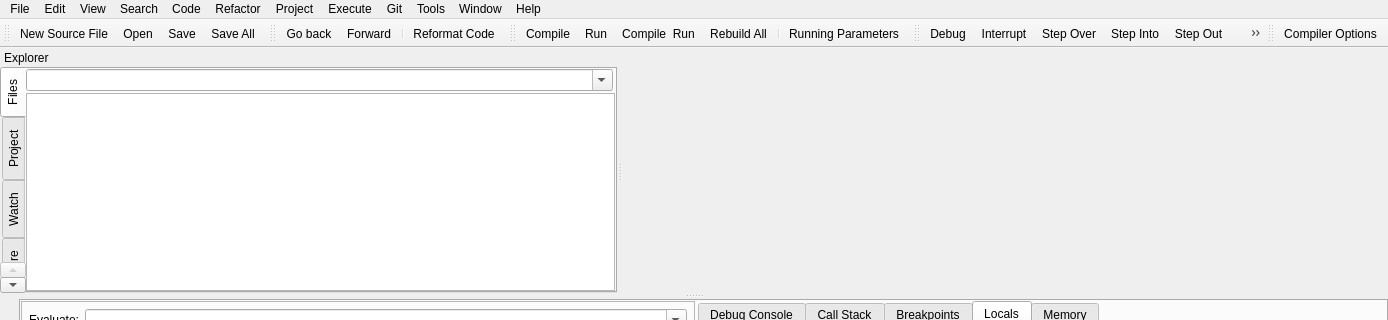
Above: RedPandaIDE/mainwindow.ui from royqh1979/RedPanda-CPP before the change; both pictures show x 0 to 1388 and y 0 to 320 of the 1388 by 619 pixel window. Below: the same form after it.
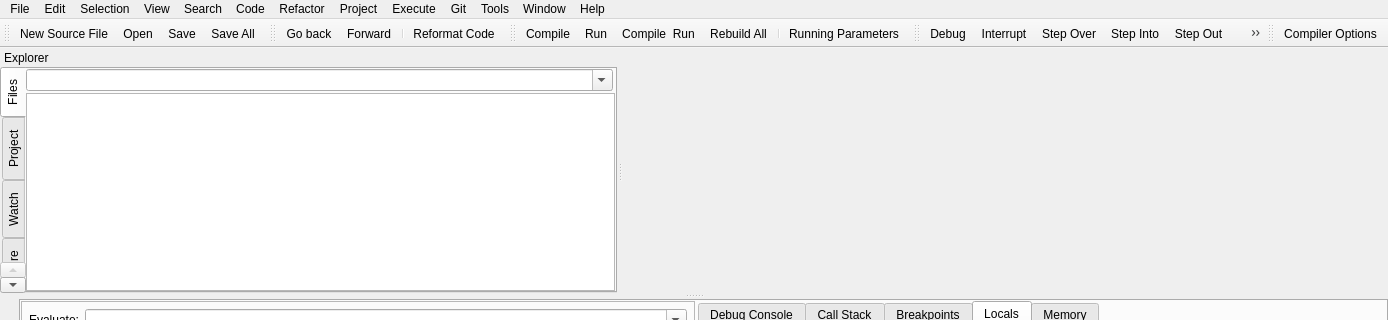
That is the form after the change. Icons and pictures are not drawn. Custom widgets are drawn as their Qt base class.

Commit message: - enhancement: add select current word command in the Selection menu   - change: add Selection menu   - enhancement: add memory view rows/columns settings in the settings dialog -> debugger -> general panel   - enhancement: add "Go to Line..." in the Code menu

What changed in the file:
```diff
--- a/RedPandaIDE/mainwindow.ui
+++ b/RedPandaIDE/mainwindow.ui
@@ -323,8 +323,19 @@
     <addaction name="actionGit_Commit"/>
     <addaction name="actionGit_Restore"/>
    </widget>
+   <widget class="QMenu" name="menuSelection">
+    <property name="title">
+     <string>Selection</string>
+    </property>
+    <addaction name="actionSelectAll"/>
+    <addaction name="actionSelect_Word"/>
+    <addaction name="separator"/>
+    <addaction name="actionMove_Selection_Up"/>
+    <addaction name="actionMove_Selection_Down"/>
+   </widget>
    <addaction name="menuFile"/>
    <addaction name="menuEdit"/>
+   <addaction name="menuSelection"/>
    <addaction name="menuView"/>
    <addaction name="menuSearch"/>
    <addaction name="menuCode"/>
```
Left out of the diff: 14 changed lines with no effect on the pictures. The commit also changes 17 other files.
